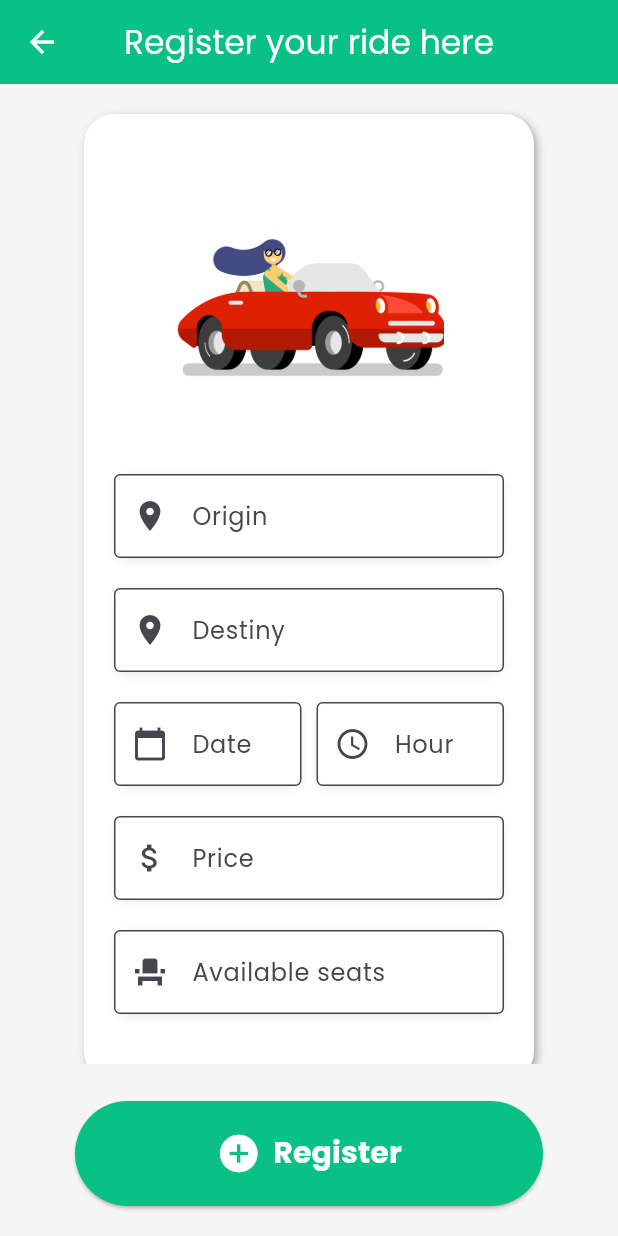
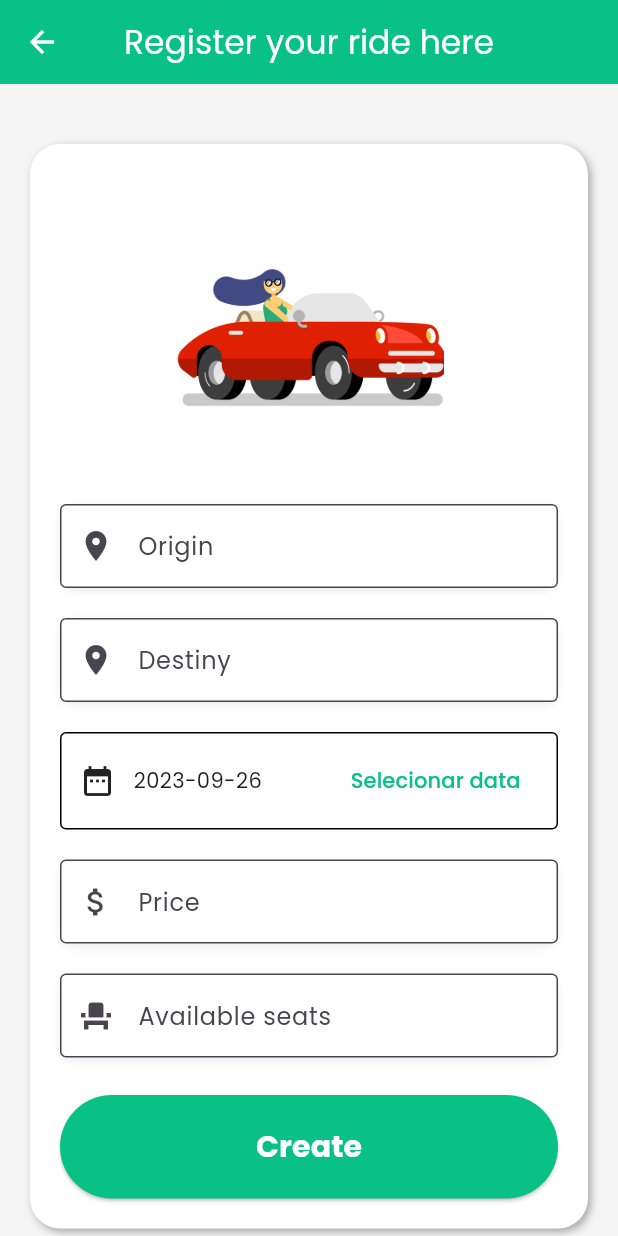
Before and after one commit to JoaoDant4s/AppCaronas, a Flutter app: the Register screen opened by its route, on a phone screen of 412 x 824 dp. Run offline on Flutter 3.47's test engine with Material 2 defaults, Android fonts, the phone set to English and light mode, and no system bars; our stand-ins replace image_picker.

Commit message:
create ride done

```diff
--- a/lib/data/my_cards.dart
+++ b/lib/data/my_cards.dart
@@ -8,7 +8,6 @@ final ridesData = [
     price: 23.50,
     date: DateTime.now(),
     seats: 4,
-    availableSeats: 2,
   ),
   Ride(
     id: '2',
@@ -17,7 +16,6 @@ final ridesData = [
     price: 13.50,
     date: DateTime.now(),
     seats: 3,
-    availableSeats: 1,
   ),
   Ride(
     id: '3',
@@ -26,7 +24,6 @@ final ridesData = [
     price: 300.00,
     date: DateTime.now(),
     seats: 3,
-    availableSeats: 2,
   ),
   Ride(
     id: '4',
@@ -35,7 +32,6 @@ final ridesData = [
     price: 45.00,
     date: DateTime.now(),
     seats: 2,
-    availableSeats: 0,
   ),
   Ride(
     id: '5',
@@ -44,7 +40,6 @@ final ridesData = [
     price: 18.75,
     date: DateTime.now(),
     seats: 5,
-    availableSeats: 3,
   ),
   Ride(
     id: '6',
@@ -53,7 +48,6 @@ final ridesData = [
     price: 60.00,
     date: DateTime.now(),
     seats: 3,
-    availableSeats: 2,
   ),
   Ride(
     id: '7',
@@ -62,7 +56,6 @@ final ridesData = [
     price: 40.50,
     date: DateTime.now(),
     seats: 4,
-    availableSeats: 1,
   ),
   Ride(
     id: '8',
@@ -71,7 +64,6 @@ final ridesData = [
     price: 75.00,
     date: DateTime.now(),
     seats: 3,
-    availableSeats: 2,
   ),
   Ride(
     id: '9',
@@ -80,7 +72,6 @@ final ridesData = [
     price: 35.25,
     date: DateTime.now(),
     seats: 2,
-    availableSeats: 1,
   ),
   Ride(
     id: '10',
@@ -89,6 +80,5 @@ final ridesData = [
     price: 85.00,
     date: DateTime.now(),
     seats: 4,
-    availableSeats: 3,
   ),
 ];
--- a/lib/main.dart
+++ b/lib/main.dart
@@ -1,7 +1,7 @@
 import 'package:caronas/screen/home.dart';
 import 'package:caronas/screen/login.dart';
 import 'package:caronas/screen/newAccount.dart';
-import 'package:caronas/screen/register.dart';
+import 'package:caronas/screen/register_ride.dart';
 import 'package:caronas/screen/search.dart';
 import 'package:caronas/theme/theme.dart';
 import 'package:caronas/utils/app_routes.dart';
--- a/lib/models/ride.dart
+++ b/lib/models/ride.dart
@@ -5,14 +5,13 @@ class Ride {
   DateTime date;
   double price;
   int seats;
-  int availableSeats;
 
-  Ride(
-      {required this.id,
-      required this.origin,
-      required this.destiny,
-      required this.date,
-      required this.price,
-      required this.seats,
-      required this.availableSeats});
+  Ride({
+    required this.id,
+    required this.origin,
+    required this.destiny,
+    required this.date,
+    required this.price,
+    required this.seats,
+  });
 }
--- a/lib/screen/register.dart
+++ /dev/null
@@ -1,229 +0,0 @@
-import 'package:flutter/material.dart';
-
-class Register extends StatelessWidget {
-  const Register({super.key});
-
-  @override
-  Widget build(BuildContext context) {
-    return Scaffold(
-      backgroundColor: const Color(0xFFF5F5F5),
-      appBar: AppBar(
-        backgroundColor: const Color(0xFF09C184),
-        title: Text(
-          'Register your ride here',
-          style: TextStyle(color: Colors.white),
-        ),
-        centerTitle: true,
-        leading: IconButton(
-          onPressed: () {
-            Navigator.pop(context);
-          },
-          icon: Icon(
-            Icons.arrow_back,
-            color: Colors.white,
-          ),
-        ),
-      ),
-      body: SingleChildScrollView(
-        child: Center(
-          child: Container(
-            width: 300.0,
-            decoration: BoxDecoration(
-              color: Colors.white,
-              borderRadius: BorderRadius.circular(20.0),
-              boxShadow: [
-                BoxShadow(
-                  color: Colors.grey.withOpacity(0.9),
-                  offset: Offset(2, 2),
-                  blurRadius: 4.0,
-                ),
-              ],
-            ),
-            margin: EdgeInsets.only(top: 20, bottom: 20),
-            padding: EdgeInsets.all(20.0),
-            child: Column(
-              mainAxisSize: MainAxisSize.min,
-              children: [
-                SizedBox(height: 20.0),
-                Container(
-                  width: 180.0,
-                  height: 180.0,
-                  decoration: BoxDecoration(
-                    image: DecorationImage(
-                      image: AssetImage("assets/gifs/car.gif"),
-                      fit: BoxFit.cover,
-                    ),
-                  ),
-                ),
-                SizedBox(height: 20.0),
-                Container(
-                  decoration: BoxDecoration(
-                    borderRadius: BorderRadius.circular(10.0),
-                    boxShadow: [
-                      BoxShadow(
-                        color: Colors.grey.withOpacity(0.2),
-                        offset: Offset(0, 2),
-                        blurRadius: 4.0,
-                      ),
-                    ],
-                  ),
-                  child: TextField(
-                    decoration: InputDecoration(
-                      labelText: 'Origin',
-                      border: OutlineInputBorder(),
-                      prefixIcon: Icon(Icons.location_on),
-                      filled: true,
-                      fillColor: Colors.white,
-                    ),
-                  ),
-                ),
-                SizedBox(height: 20.0),
-                Container(
-                  decoration: BoxDecoration(
-                    borderRadius: BorderRadius.circular(10.0),
-                    boxShadow: [
-                      BoxShadow(
-                        color: Colors.grey.withOpacity(0.2),
-                        offset: Offset(0, 2),
-                        blurRadius: 4.0,
-                      ),
-                    ],
-                  ),
-                  child: TextField(
-                    decoration: InputDecoration(
-                      labelText: 'Destiny',
-                      border: OutlineInputBorder(),
-                      prefixIcon: Icon(Icons.location_on),
-                      filled: true,
-                      fillColor: Colors.white,
-                    ),
-                  ),
-                ),
-                SizedBox(height: 20.0),
-                Row(
-                  children: [
-                    Expanded(
-                      child: Container(
-                        decoration: BoxDecoration(
-                          borderRadius: BorderRadius.circular(10.0),
-                          boxShadow: [
-                            BoxShadow(
-                              color: Colors.grey.withOpacity(0.2),
-                              offset: Offset(0, 2),
-                              blurRadius: 4.0,
-                            ),
-                          ],
-                        ),
-                        child: TextField(
-                          decoration: InputDecoration(
-                            labelText: 'Date',
-                            border: OutlineInputBorder(),
-                            prefixIcon: Icon(Icons.calendar_today),
-                            filled: true,
-                            fillColor: Colors.white,
-                          ),
-                        ),
-                      ),
-                    ),
-                    SizedBox(width: 10.0),
-                    Expanded(
-                      child: Container(
-                        decoration: BoxDecoration(
-                          borderRadius: BorderRadius.circular(10.0),
-                          boxShadow: [
-                            BoxShadow(
-                              color: Colors.grey.withOpacity(0.2),
-                              offset: Offset(0, 2),
-                              blurRadius: 4.0,
-                            ),
-                          ],
-                        ),
-                        child: TextField(
-                          decoration: InputDecoration(
-                            labelText: 'Hour',
-                            border: OutlineInputBorder(),
-                            prefixIcon: Icon(Icons.access_time),
-                            filled: true,
-                            fillColor: Colors.white,
-                          ),
-                        ),
-                      ),
-                    ),
-                  ],
-                ),
-                SizedBox(height: 20.0),
-                Container(
-                  decoration: BoxDecoration(
-                    borderRadius: BorderRadius.circular(10.0),
-                    boxShadow: [
-                      BoxShadow(
-                        color: Colors.grey.withOpacity(0.2),
-                        offset: Offset(0, 2),
-                        blurRadius: 4.0,
-                      ),
-                    ],
-                  ),
-                  child: TextField(
-                    decoration: InputDecoration(
-                      labelText: 'Price',
-                      border: OutlineInputBorder(),
-                      prefixIcon: Icon(Icons.attach_money),
-                      filled: true,
-                      fillColor: Colors.white,
-                    ),
-                  ),
-                ),
-                SizedBox(height: 20.0),
-                Container(
-                  decoration: BoxDecoration(
-                    borderRadius: BorderRadius.circular(10.0),
-                    boxShadow: [
-                      BoxShadow(
-                        color: Colors.grey.withOpacity(0.2),
-                        offset: Offset(0, 2),
-                        blurRadius: 4.0,
-                      ),
-                    ],
-                  ),
-                  child: TextField(
-                    decoration: InputDecoration(
-                      labelText: 'Available seats',
-                      border: OutlineInputBorder(),
-                      prefixIcon: Icon(Icons.event_seat),
-                      filled: true,
-                      fillColor: Colors.white,
-                    ),
-                  ),
-                ),
-                SizedBox(height: 25.0),
-              ],
-            ),
-          ),
-        ),
-      ),
-      bottomNavigationBar: Container(
-        margin: EdgeInsets.only(top: 25, bottom: 20.0, left: 50.0, right: 50.0),
-        child: ElevatedButton.icon(
-          style: ElevatedButton.styleFrom(
-            backgroundColor: const Color(0xFF09C184),
-            padding: EdgeInsets.all(20.0),
-          ),
-          onPressed: () {},
-          icon: Icon(
-            Icons.add_circle,
-            color: Colors.white,
-            size: 30,
-          ),
-          label: Text(
-            'Register',
-            style: TextStyle(
-              fontWeight: FontWeight.w800,
-              fontSize: 20,
-              color: Colors.white,
-            ),
-          ),
-        ),
-      ),
-    );
-  }
-}
--- /dev/null
+++ b/lib/screen/register_ride.dart
@@ -0,0 +1,315 @@
+import 'package:caronas/data/my_cards.dart';
+import 'package:caronas/models/ride.dart';
+import 'package:flutter/material.dart';
+
+class Register extends StatefulWidget {
+  const Register({super.key});
+
+  @override
+  State<Register> createState() => _RegisterState();
+}
+
+class _RegisterState extends State<Register> {
+  DateTime _selectedDate = DateTime.now();
+  final _origin = TextEditingController();
+  final _destiny = TextEditingController();
+  final _price = TextEditingController();
+  final _seats = TextEditingController();
+
+  Future<void> _showDatePicker(BuildContext context) async {
+    final DateTime? pickedDate = await showDatePicker(
+      context: context,
+      initialDate: DateTime.now(),
+      firstDate: DateTime(2000),
+      lastDate: DateTime(2101),
+    );
+
+    if (pickedDate != null && pickedDate != _selectedDate) {
+      setState(() {
+        _selectedDate = pickedDate;
+      });
+    }
+  }
+
+  _submitRide() {
+    if (_origin.text.isEmpty ||
+        _destiny.text.isEmpty ||
+        _price.text.isEmpty ||
+        _seats.text.isEmpty) return;
+    double price;
+    int seats;
+    try {
+      price = double.parse(_price.text);
+      seats = int.parse(_seats.text);
+    } catch (e) {
+      print("Error while trying to convert data");
+      return;
+    }
+    ridesData.insert(
+      0,
+      Ride(
+        id: ridesData.length.toString(),
+        origin: _origin.text,
+        destiny: _destiny.text,
+        price: price,
+        date: _selectedDate,
+        seats: seats,
+      ),
+    );
+    FocusScope.of(context).unfocus();
+    _destiny.text = "";
+    _origin.text = "";
+    _selectedDate = DateTime.now();
+    _price.text = "";
+    _seats.text = "";
+    ScaffoldMessenger.of(context).showSnackBar(
+      const SnackBar(
+        backgroundColor: Colors.green, // Cor de fundo personalizada (verde)
+        content: Text(
+          "Ride created successfully",
+          style: TextStyle(
+            color: Colors.white, // Cor do texto personalizada (branco)
+            fontSize: 16.0, // Tamanho do texto personalizado
+          ),
+        ),
+        behavior: SnackBarBehavior.floating,
+        duration: Duration(seconds: 3), // Duração do SnackBar
+        margin: EdgeInsets.fromLTRB(20, 0, 20, 300),
+      ),
+    );
+  }
+
+  @override
+  Widget build(BuildContext context) {
+    showDatePickerFunction() {
+      showDatePicker(
+              context: context,
+              initialDate: DateTime.now(),
+              firstDate: DateTime.now(),
+              lastDate: DateTime(2023))
+          .then((pickedDate) {
+        if (pickedDate == null) {
+          return;
+        }
+        setState(() {
+          _selectedDate = pickedDate;
+        });
+      });
+    }
+
+    return Scaffold(
+      backgroundColor: const Color(0xFFF5F5F5),
+      appBar: AppBar(
+        backgroundColor: const Color(0xFF09C184),
+        title: const Text(
+          'Register your ride here',
+          style: TextStyle(color: Colors.white),
+        ),
+        centerTitle: true,
+        leading: IconButton(
+          onPressed: () {
+            Navigator.pop(context);
+          },
+          icon: const Icon(
+            Icons.arrow_back,
+            color: Colors.white,
+          ),
+        ),
+      ),
+      body: SingleChildScrollView(
+        child: Column(
+          children: [
+            Container(
+              margin: const EdgeInsets.all(20),
+              child: Center(
+                child: Container(
+                  decoration: BoxDecoration(
+                    color: Colors.white,
+                    borderRadius: BorderRadius.circular(20.0),
+                    boxShadow: [
+                      BoxShadow(
+                        color: Colors.grey.withOpacity(0.9),
+                        offset: const Offset(2, 2),
+                        blurRadius: 4.0,
+                      ),
+                    ],
+                  ),
+                  margin: const EdgeInsets.only(top: 20, bottom: 20),
+                  padding: const EdgeInsets.all(20.0),
+                  child: Column(
+                    mainAxisSize: MainAxisSize.min,
+                    children: [
+                      const SizedBox(height: 20.0),
+                      Container(
+                        width: 180.0,
+                        height: 180.0,
+                        decoration: const BoxDecoration(
+                          image: DecorationImage(
+                            image: AssetImage("assets/gifs/car.gif"),
+                            fit: BoxFit.cover,
+                          ),
+                        ),
+                      ),
+                      const SizedBox(height: 20.0),
+                      Container(
+                        decoration: BoxDecoration(
+                          borderRadius: BorderRadius.circular(10.0),
+                          boxShadow: [
+                            BoxShadow(
+                              color: Colors.grey.withOpacity(0.2),
+                              offset: const Offset(0, 2),
+                              blurRadius: 4.0,
+                            ),
+                          ],
+                        ),
+                        child: TextField(
+                          controller: _origin,
+                          decoration: const InputDecoration(
+                            labelText: 'Origin',
+                            border: OutlineInputBorder(),
+                            prefixIcon: Icon(Icons.location_on),
+                            filled: true,
+                            fillColor: Colors.white,
+                          ),
+                        ),
+                      ),
+                      const SizedBox(height: 20.0),
+                      Container(
+                        decoration: BoxDecoration(
+                          borderRadius: BorderRadius.circular(10.0),
+                          boxShadow: [
+                            BoxShadow(
+                              color: Colors.grey.withOpacity(0.2),
+                              offset: const Offset(0, 2),
+                              blurRadius: 4.0,
+                            ),
+                          ],
+                        ),
+                        child: TextField(
+                          controller: _destiny,
+                          decoration: const InputDecoration(
+                            labelText: 'Destiny',
+                            border: OutlineInputBorder(),
+                            prefixIcon: Icon(Icons.location_on),
+                            filled: true,
+                            fillColor: Colors.white,
+                          ),
+                        ),
+                      ),
+                      const SizedBox(height: 20.0),
+                      Container(
+                        decoration: BoxDecoration(
+                            borderRadius: BorderRadius.circular(4.0),
+                            border: Border.all(
+                                color:
+                                    Colors.black) // Cor de fundo do container
+                            ),
+                        height: 65,
+                        child: Container(
+                          padding: const EdgeInsetsDirectional.symmetric(
+                              horizontal: 12),
+                          child: Row(
+                            mainAxisAlignment: MainAxisAlignment.spaceBetween,
+                            children: <Widget>[
+                              Row(
+                                mainAxisAlignment: MainAxisAlignment.center,
+                                children: [
+                                  const Icon(Icons.date_range),
+                                  const SizedBox(
+                                    width: 12,
+                                  ),
+                                  Text(
+                                    "${_selectedDate.toLocal()}".split(' ')[0],
+                                  ),
+                                ],
+                              ),
+                              TextButton(
+                                  onPressed: () => _showDatePicker(context),
+                                  child: const Text('Selecionar data',
+                                      style: TextStyle(
+                                        color: Color(0xFF09C184),
+                                      )))
+                            ],
+                          ),
+                        ),
+                      ),
+                      const SizedBox(height: 20.0),
+                      Container(
+                        decoration: BoxDecoration(
+                          borderRadius: BorderRadius.circular(10.0),
+                          boxShadow: [
+                            BoxShadow(
+                              color: Colors.grey.withOpacity(0.2),
+                              offset: const Offset(0, 2),
+                              blurRadius: 4.0,
+                            ),
+                          ],
+                        ),
+                        child: TextField(
+                          controller: _price,
+                          decoration: const InputDecoration(
+                            labelText: 'Price',
+                            border: OutlineInputBorder(),
+                            prefixIcon: Icon(Icons.attach_money),
+                            filled: true,
+                            fillColor: Colors.white,
+                          ),
+                        ),
+                      ),
+                      const SizedBox(height: 20.0),
+                      Container(
+                        decoration: BoxDecoration(
+                          borderRadius: BorderRadius.circular(10.0),
+                          boxShadow: [
+                            BoxShadow(
+                              color: Colors.grey.withOpacity(0.2),
+                              offset: const Offset(0, 2),
+                              blurRadius: 4.0,
+                            ),
+                          ],
+                        ),
+                        child: TextField(
+                          controller: _seats,
+                          decoration: const InputDecoration(
+                            labelText: 'Available seats',
+                            border: OutlineInputBorder(),
+                            prefixIcon: Icon(Icons.event_seat),
+                            filled: true,
+                            fillColor: Colors.white,
+                          ),
+                        ),
+                      ),
+                      const SizedBox(height: 25.0),
+                      Row(
+                        mainAxisAlignment: MainAxisAlignment.center,
+                        children: [
+                          Expanded(
+                            child: ElevatedButton(
+                              style: ElevatedButton.styleFrom(
+                                backgroundColor: const Color(0xFF09C184),
+                                padding: const EdgeInsets.all(20.0),
+                              ),
+                              onPressed: _submitRide,
+                              child: const Text(
+                                'Create',
+                                style: TextStyle(
+                                  fontWeight: FontWeight.w800,
+                                  fontSize: 20,
+                                  color: Colors.white,
+                                ),
+                              ),
+                            ),
+                          ),
+                        ],
+                      ),
+                    ],
+                  ),
+                ),
+              ),
+            ),
+          ],
+        ),
+      ),
+    );
+  }
+}
--- a/lib/screen/rideDetails.dart
+++ b/lib/screen/rideDetails.dart
@@ -78,7 +78,7 @@ class RideDetailPage extends StatelessWidget {
             ),
             SizedBox(height: 4),
             Text(
-              ride.availableSeats.toString(),
+              ride.seats.toString(),
               style: TextStyle(fontSize: 16),
             ),
           ],
--- a/pubspec.yaml
+++ b/pubspec.yaml
@@ -61,7 +61,6 @@ flutter:
     - assets/gifs/
     - assets/images/3dcar.png
     - assets/images/car2d.png
-    - assets/cards.json
   fonts:
     - family: Poppins
       fonts:
```
